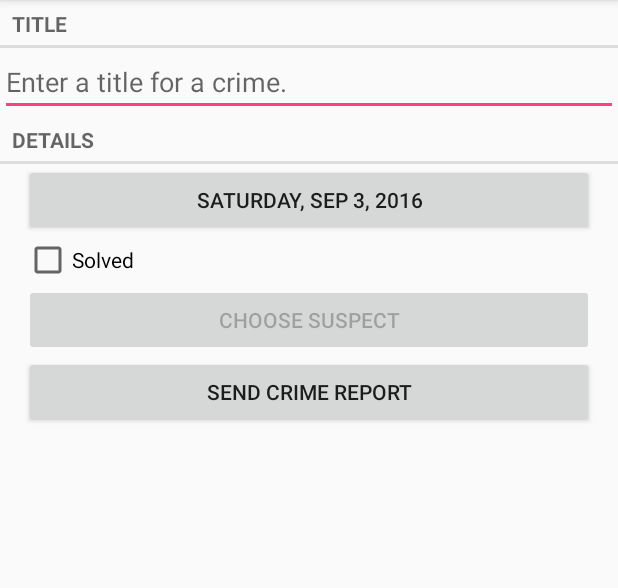
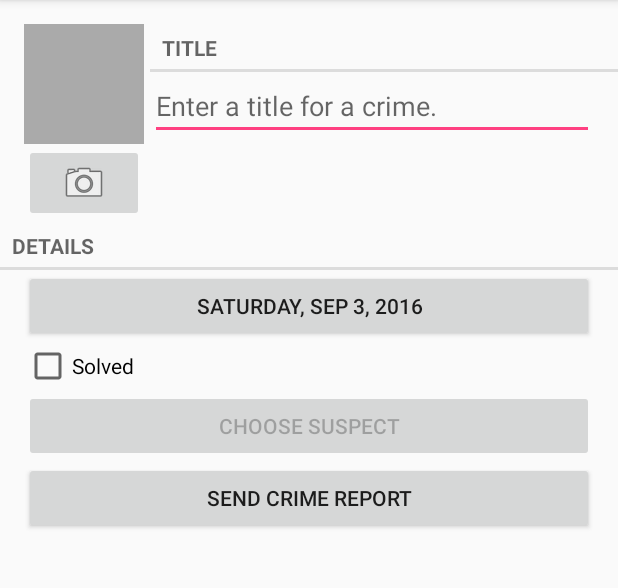
Before and after one commit to kingakimbrel/portfolio-CriminalIntent, an Android app: the CrimeFragment screen opened directly, with no data from a screen before it, on a phone screen of 412 x 824 dp, the part 84-672 px from its top. Run offline under Robolectric (Android 15) with nearby library versions, the phone set to English and light mode, and no system bars.

Commit message:
photo adding feature completed

```diff
--- a/app/src/main/java/com/bignerdranch/android/criminalintent/Crime.java
+++ b/app/src/main/java/com/bignerdranch/android/criminalintent/Crime.java
@@ -57,4 +57,8 @@ public class Crime {
     public void setSuspect(String suspect) {
         mSuspect = suspect;
     }
+
+    public String getPhotoFilename() {
+        return "IMG_" + getId().toString() + ".jpg";
+    }
 }
--- a/app/src/main/java/com/bignerdranch/android/criminalintent/CrimeFragment.java
+++ b/app/src/main/java/com/bignerdranch/android/criminalintent/CrimeFragment.java
@@ -4,9 +4,11 @@ import android.app.Activity;
 import android.content.Intent;
 import android.content.pm.PackageManager;
 import android.database.Cursor;
+import android.graphics.Bitmap;
 import android.net.Uri;
 import android.os.Bundle;
 import android.provider.ContactsContract;
+import android.provider.MediaStore;
 import android.support.annotation.Nullable;
 import android.support.v4.app.Fragment;
 import android.support.v4.app.FragmentManager;
@@ -24,7 +26,10 @@ import android.widget.Button;
 import android.widget.CheckBox;
 import android.widget.CompoundButton;
 import android.widget.EditText;
+import android.widget.ImageButton;
+import android.widget.ImageView;
 
+import java.io.File;
 import java.text.SimpleDateFormat;
 import java.util.Date;
 import java.util.UUID;
@@ -41,11 +46,15 @@ public class CrimeFragment extends Fragment {
     private CheckBox mSolvedCheckBox;
     private Button mReportButton;
     private Button mSuspectButton;
+    private ImageButton mPhotoButton;
+    private ImageView mPhotoView;
+    private File mPhotoFile;
 
     private static final String ARG_CRIME_ID = "crime_id";
     private static final String DIALOG_DATE = "DialogDate";
     private static final int REQUEST_DATE = 0;
     private static final int REQUEST_CONTACT = 1;
+    private static final int REQUEST_PHOTO = 2;
 
     public static CrimeFragment newInstance(UUID crimeId) {
         Bundle args = new Bundle();
@@ -62,6 +71,7 @@ public class CrimeFragment extends Fragment {
         setHasOptionsMenu(true);
         UUID crimeId = (UUID) getArguments().getSerializable(ARG_CRIME_ID);
         mCrime = CrimeLab.getCrimeLab(getActivity()).getCrime(crimeId);
+        mPhotoFile = CrimeLab.getCrimeLab(getActivity()).getPhotoFile(mCrime);
     }
 
     @Nullable
@@ -146,6 +156,28 @@ public class CrimeFragment extends Fragment {
             mSuspectButton.setEnabled(false);
         }
 
+        mPhotoButton = (ImageButton) v.findViewById(R.id.crime_camera);
+
+        final Intent captureImage = new Intent(MediaStore.ACTION_IMAGE_CAPTURE);
+
+        boolean canTakePhoto = mPhotoButton != null && captureImage.resolveActivity(packageManager) != null;
+        mPhotoButton.setEnabled(canTakePhoto);
+
+        if (canTakePhoto) {
+            Uri uri = Uri.fromFile(mPhotoFile);
+            captureImage.putExtra(MediaStore.EXTRA_OUTPUT, uri);
+        }
+
+        mPhotoButton.setOnClickListener(new View.OnClickListener() {
+            @Override
+            public void onClick(View view) {
+                startActivityForResult(captureImage, REQUEST_PHOTO);
+            }
+        });
+
+        mPhotoView = (ImageView) v.findViewById(R.id.crime_photo);
+        updatePhotoView();
+
         return v;
     }
 
@@ -176,6 +208,8 @@ public class CrimeFragment extends Fragment {
             } finally {
                 c.close();
             }
+        } else if (requestCode == REQUEST_PHOTO) {
+            updatePhotoView();
         }
     }
 
@@ -233,4 +267,13 @@ public class CrimeFragment extends Fragment {
 
         return report;
     }
+
+    private void updatePhotoView() {
+        if (mPhotoFile == null || !mPhotoFile.exists()) {
+            mPhotoView.setImageDrawable(null);
+        } else {
+            Bitmap bitmap = PictureUtils.getScaledBitmap(mPhotoFile.getPath(), getActivity());
+            mPhotoView.setImageBitmap(bitmap);
+        }
+    }
 }
--- a/app/src/main/java/com/bignerdranch/android/criminalintent/CrimeLab.java
+++ b/app/src/main/java/com/bignerdranch/android/criminalintent/CrimeLab.java
@@ -4,11 +4,13 @@ import android.content.ContentValues;
 import android.content.Context;
 import android.database.Cursor;
 import android.database.sqlite.SQLiteDatabase;
+import android.os.Environment;
 
 import com.bignerdranch.android.criminalintent.database.CrimeBaseHelper;
 import com.bignerdranch.android.criminalintent.database.CrimeCursorWrapper;
 import com.bignerdranch.android.criminalintent.database.CrimeDbSchema;
 
+import java.io.File;
 import java.util.ArrayList;
 import java.util.List;
 import java.util.UUID;
@@ -106,4 +108,14 @@ public class CrimeLab {
 
         return new CrimeCursorWrapper(cursor);
     }
+
+    public File getPhotoFile(Crime crime){
+        File externalFilesDir=mContext.getExternalFilesDir(Environment.DIRECTORY_PICTURES);
+
+        if(externalFilesDir==null){
+            return null;
+        }
+
+        return new File(externalFilesDir, crime.getPhotoFilename());
+    }
 }
--- a/app/src/main/res/layout-land/fragment_crime.xml
+++ b/app/src/main/res/layout-land/fragment_crime.xml
@@ -4,17 +4,7 @@
               android:layout_height="match_parent"
               android:orientation="vertical">
 
-    <TextView
-        style="?android:listSeparatorTextViewStyle"
-        android:layout_width="match_parent"
-        android:layout_height="wrap_content"
-        android:text="@string/crime_title_label"/>
-
-    <EditText
-        android:id="@+id/crime_title"
-        android:layout_width="match_parent"
-        android:layout_height="wrap_content"
-        android:hint="@string/crime_title_hint"/>
+    <include layout="@layout/view_camera_and_title" />
 
     <TextView
         style="?android:listSeparatorTextViewStyle"
--- a/app/src/main/res/layout/fragment_crime.xml
+++ b/app/src/main/res/layout/fragment_crime.xml
@@ -4,17 +4,7 @@
               android:layout_height="match_parent"
               android:orientation="vertical">
 
-    <TextView
-        style="?android:listSeparatorTextViewStyle"
-        android:layout_width="match_parent"
-        android:layout_height="wrap_content"
-        android:text="@string/crime_title_label"/>
-
-    <EditText
-        android:id="@+id/crime_title"
-        android:layout_width="match_parent"
-        android:layout_height="wrap_content"
-        android:hint="@string/crime_title_hint"/>
+    <include layout="@layout/view_camera_and_title" />
 
     <TextView
         style="?android:listSeparatorTextViewStyle"
--- /dev/null
+++ b/app/src/main/res/layout/view_camera_and_title.xml
@@ -0,0 +1,48 @@
+<?xml version="1.0" encoding="utf-8"?>
+<LinearLayout xmlns:android="http://schemas.android.com/apk/res/android"
+              android:layout_width="match_parent"
+              android:layout_height="wrap_content"
+              android:layout_marginLeft="16dp"
+              android:layout_marginTop="16dp">
+
+    <LinearLayout
+        android:layout_width="wrap_content"
+        android:layout_height="wrap_content"
+        android:layout_marginRight="4dp"
+        android:orientation="vertical">
+
+        <ImageView
+            android:id="@+id/crime_photo"
+            android:layout_width="80dp"
+            android:layout_height="80dp"
+            android:background="@android:color/darker_gray"
+            android:cropToPadding="true"
+            android:scaleType="centerInside"/>
+
+        <ImageButton
+            android:id="@+id/crime_camera"
+            android:layout_width="match_parent"
+            android:layout_height="wrap_content"
+            android:src="@android:drawable/ic_menu_camera"/>
+    </LinearLayout>
+
+    <LinearLayout
+        android:layout_width="wrap_content"
+        android:layout_height="wrap_content"
+        android:layout_weight="1"
+        android:orientation="vertical">
+
+        <TextView
+            style="?android:listSeparatorTextViewStyle"
+            android:layout_width="match_parent"
+            android:layout_height="wrap_content"
+            android:text="@string/crime_title_label"/>
+
+        <EditText
+            android:id="@+id/crime_title"
+            android:layout_width="match_parent"
+            android:layout_height="wrap_content"
+            android:layout_marginRight="16dp"
+            android:hint="@string/crime_title_hint"/>
+    </LinearLayout>
+</LinearLayout>
```
Also changed, not shown: app/src/main/AndroidManifest.xml (+14 -5 lines), app/src/main/java/com/bignerdranch/android/criminalintent/PictureUtils.java (added, +41 -0 lines).
